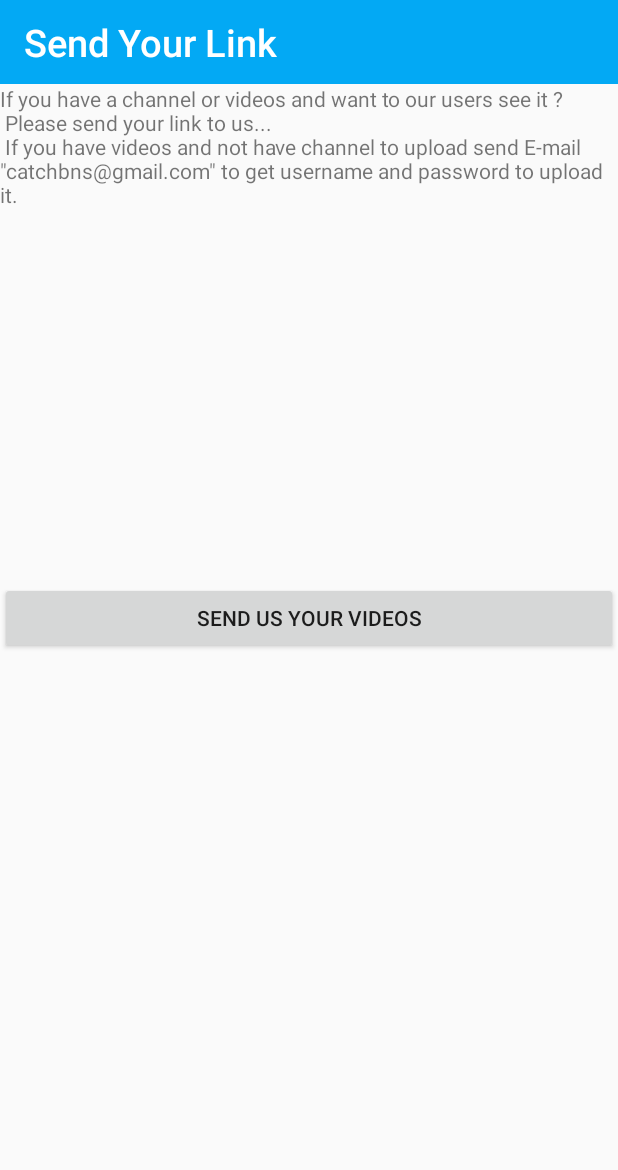
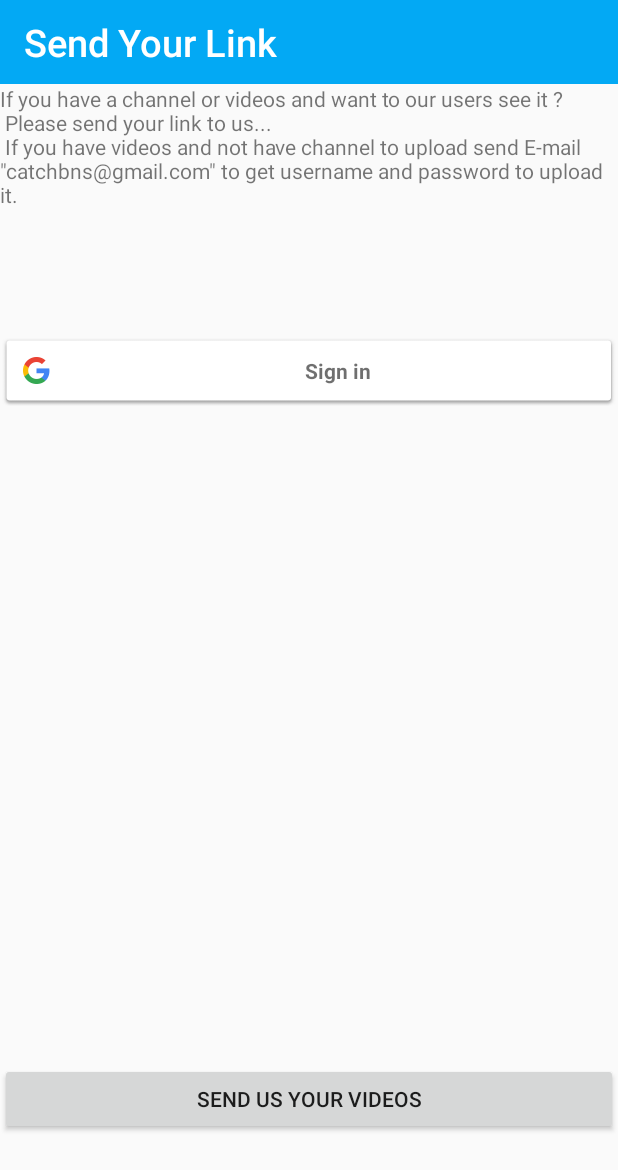
Before and after one commit to BolaTalaat/Catch, an Android app: the UploadVideos screen opened directly, with no data from a screen before it, on a phone screen of 412 x 824 dp. Shown: the top 1170 px of the screen. Run offline under Robolectric (Android 15) with nearby library versions, the phone set to English and light mode, and no system bars; our stand-ins replace Firebase (no records; nobody signed in at launch, a user with empty details on screens opened directly).

Commit message:
Finishing about us

```diff
--- a/app/build.gradle
+++ b/app/build.gradle
@@ -66,6 +66,7 @@ dependencies {
     compile 'com.android.support:support-v4:25.3.1'
     compile 'com.android.support:percent:25.1.0'
     compile 'com.android.support:design:25.1.0'
+
     testCompile 'junit:junit:4.12'
 
 }
--- a/app/src/main/java/com/example/corsatk/UploadVideos.java
+++ b/app/src/main/java/com/example/corsatk/UploadVideos.java
@@ -3,25 +3,125 @@ package com.example.corsatk;
 import android.content.Intent;
 import android.net.Uri;
 import android.os.Bundle;
+import android.support.annotation.NonNull;
 import android.support.v7.app.AppCompatActivity;
 import android.support.v7.widget.Toolbar;
+import android.util.Log;
 import android.view.View;
 import android.widget.Button;
 import android.widget.TextView;
 import android.widget.Toast;
 
+import com.google.android.gms.auth.api.Auth;
+import com.google.android.gms.auth.api.signin.GoogleSignInAccount;
+import com.google.android.gms.auth.api.signin.GoogleSignInOptions;
+import com.google.android.gms.auth.api.signin.GoogleSignInResult;
+import com.google.android.gms.common.ConnectionResult;
+import com.google.android.gms.common.SignInButton;
+import com.google.android.gms.common.api.GoogleApiClient;
+import com.google.android.gms.tasks.OnCompleteListener;
+import com.google.android.gms.tasks.Task;
+import com.google.firebase.auth.AuthCredential;
+import com.google.firebase.auth.AuthResult;
+import com.google.firebase.auth.FirebaseAuth;
+import com.google.firebase.auth.FirebaseUser;
+import com.google.firebase.auth.GoogleAuthProvider;
+
 public class UploadVideos extends AppCompatActivity implements View.OnClickListener{
+    //Google sign in
+    private SignInButton mgoogleBtn;
+    private static final int RC_SIGN_IN = 1;
+    private GoogleApiClient mGoogleApiClient;
+    FirebaseAuth mAuth;
+    private static final String TAG="UploadVideos";
+
+
     private Button btnUploadVideos;
     private Toolbar toolbar;
     @Override
     protected void onCreate(Bundle savedInstanceState) {
         super.onCreate(savedInstanceState);
         setContentView(R.layout.activity_upload_videos);
+        //Google sign in
+       mAuth=FirebaseAuth.getInstance();
+        mgoogleBtn= (SignInButton) findViewById(R.id.googleBtn);
+        // Configure Google Sign In
+        GoogleSignInOptions gso = new GoogleSignInOptions.Builder(GoogleSignInOptions.DEFAULT_SIGN_IN)
+                .requestIdToken(getString(R.string.default_web_client_id))
+                .requestEmail()
+                .build();
+        mGoogleApiClient=new GoogleApiClient.Builder(getApplicationContext())
+                .enableAutoManage(this, new GoogleApiClient.OnConnectionFailedListener() {
+                    @Override
+                    public void onConnectionFailed(@NonNull ConnectionResult connectionResult) {
+
+                       Toast.makeText(UploadVideos.this,"You Got an Error",Toast.LENGTH_LONG).show();
+                    }
+                })
+               .addApi(Auth.GOOGLE_SIGN_IN_API,gso)
+                .build();
+
+        mgoogleBtn.setOnClickListener(new View.OnClickListener() {
+            @Override
+            public void onClick(View v) {
+                signIn();
+            }
+        });
+
+
+
+
         btnUploadVideos = (Button) findViewById(R.id.btn_uploadVideos);
         btnUploadVideos.setOnClickListener(this);
        toolbar = (Toolbar) findViewById(R.id.app_bar);
         TextView mTitle = (TextView) toolbar.findViewById(R.id.toolbar_title);
         mTitle.setText("Send Your Link");
+    }
+    private void signIn() {
+        Intent signInIntent = Auth.GoogleSignInApi.getSignInIntent(mGoogleApiClient);
+        startActivityForResult(signInIntent, RC_SIGN_IN);
+    }
+
+    @Override
+    public void onActivityResult(int requestCode, int resultCode, Intent data) {
+        super.onActivityResult(requestCode, resultCode, data);
+
+        // Result returned from launching the Intent from GoogleSignInApi.getSignInIntent(...);
+        if (requestCode == RC_SIGN_IN) {
+            GoogleSignInResult result = Auth.GoogleSignInApi.getSignInResultFromIntent(data);
+            if (result.isSuccess()) {
+                // Google Sign In was successful, authenticate with Firebase
+                GoogleSignInAccount account = result.getSignInAccount();
+                firebaseAuthWithGoogle(account);
+            } else {
+                // Google Sign In failed, update UI appropriately
+                // ...
+            }
+        }
+    }
+
+    private void firebaseAuthWithGoogle(GoogleSignInAccount account) {
+        AuthCredential credential = GoogleAuthProvider.getCredential(account.getIdToken(), null);
+        mAuth.signInWithCredential(credential)
+                .addOnCompleteListener(this, new OnCompleteListener<AuthResult>() {
+                    @Override
+                    public void onComplete(@NonNull Task<AuthResult> task) {
+                        if (task.isSuccessful()) {
+                            // Sign in success, update UI with the signed-in user's information
+                            Log.d(TAG, "signInWithCredential:success");
+                            FirebaseUser user = mAuth.getCurrentUser();
+
+                        } else {
+                            // If sign in fails, display a message to the user.
+                            Log.w(TAG, "signInWithCredential:failure", task.getException());
+                            Toast.makeText(UploadVideos.this, "Authentication failed.",
+                                    Toast.LENGTH_SHORT).show();
+
+                        }
+
+                        // ...
+                    }
+                });
     }
 
     @Override
--- a/app/src/main/res/layout/activity_upload_videos.xml
+++ b/app/src/main/res/layout/activity_upload_videos.xml
@@ -15,13 +15,27 @@
         android:layout_below="@+id/app_bar"
         android:layout_width="wrap_content"
         android:layout_height="wrap_content"
-        android:text="@string/txt_uploadVideos_paragraphs"/>
+        android:text="@string/txt_uploadVideos_paragraphs"
+        android:id="@+id/textView2" />
+
+    <com.google.android.gms.common.SignInButton
+        android:layout_width="match_parent"
+        android:layout_height="wrap_content"
+        android:layout_marginTop="83dp"
+        android:id="@+id/googleBtn"
+        android:layout_below="@+id/textView2"
+        android:layout_alignParentLeft="true"
+        android:layout_alignParentStart="true"></com.google.android.gms.common.SignInButton>
+
     <Button
 
-        android:layout_centerInParent="true"
         android:id="@+id/btn_uploadVideos"
         android:layout_width="match_parent"
         android:layout_height="wrap_content"
-        android:text="Send us Your videos" />
+        android:text="Send us Your videos"
+        android:layout_alignParentBottom="true"
+        android:layout_alignParentLeft="true"
+        android:layout_alignParentStart="true"
+        android:layout_marginBottom="67dp" />
 
 </RelativeLayout>
```
